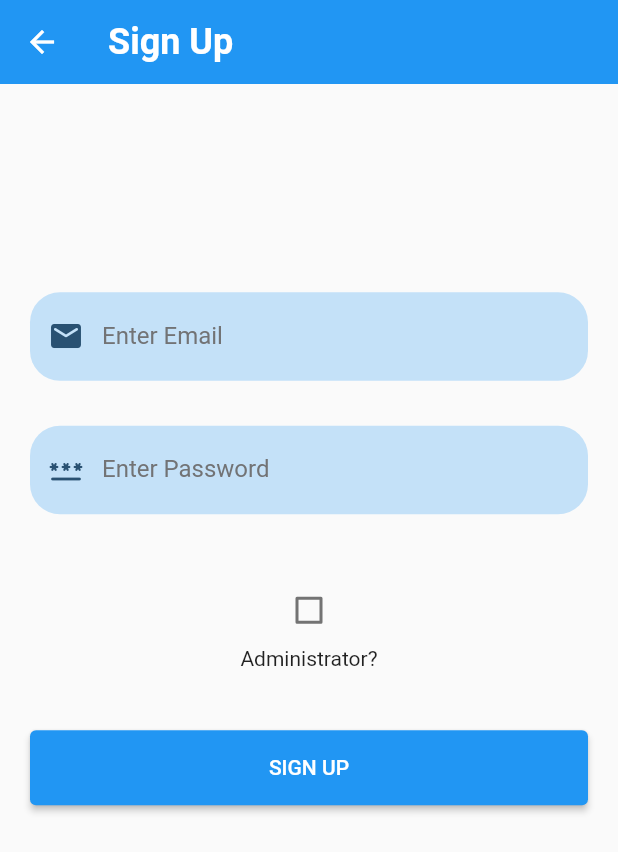
After one commit to CH1GU1/flutter-login-encrypted, a Flutter app: the screen it shows after launch, after a tap on "Sign Up", on a phone screen of 412 x 824 dp. The commit adds this screen. Shown: the top 852 px of the screen. Run offline on Flutter 3.47's test engine with Material 2 defaults, Android fonts, the phone set to English and light mode, and no system bars; missing offline and left inert: conduit_password_hash.

Commit message:
login and signup done

```diff
--- a/lib/presentation/screens/signin_screen.dart
+++ b/lib/presentation/screens/signin_screen.dart
@@ -1,7 +1,9 @@
 import 'package:flutter/material.dart';
+import 'package:login_encrypted/presentation/screens/signup_screen.dart';
 import 'package:login_encrypted/presentation/views/admin_view.dart';
 import 'package:login_encrypted/presentation/views/user_view.dart';
 
+import '../reusable_widget/reusable_widget.dart';
 
 class LoginForm extends StatefulWidget {
   const LoginForm({super.key});
@@ -34,15 +36,16 @@ class _LoginFormState extends State<LoginForm> {
                 style: TextStyle(fontFamily: 'Poppins', fontSize: 50),
               ),
               const Divider(
-                height: 15,
+                height: 20,
               ),
               const Text(
                 'Seguridad 2023-1',
-                style: TextStyle(fontFamily: 'Poppins', fontSize: 20),
+                style: TextStyle(
+                    fontFamily: 'Poppins', fontSize: 20, letterSpacing: 2),
               ),
               SizedBox(
                 width: 160,
-                height: 20,
+                height: 40,
                 child: Divider(
                   color: Colors.blueGrey[600],
                 ),
@@ -81,7 +84,7 @@ class _LoginFormState extends State<LoginForm> {
               const Divider(
                 height: 20,
               ),
-              const SizedBox(height: 30),
+              const SizedBox(height: 20),
               ClipRRect(
                 borderRadius: BorderRadius.circular(20),
                 child: Stack(
@@ -113,7 +116,8 @@ class _LoginFormState extends State<LoginForm> {
               ),
               const Divider(
                 height: 20,
-              )
+              ),
+              signUpOption()
             ],
           )
         ],
@@ -121,20 +125,64 @@ class _LoginFormState extends State<LoginForm> {
     );
   }
 
-  void _login() {
+  Row signUpOption() {
+    return Row(
+      mainAxisAlignment: MainAxisAlignment.center,
+      children: [
+        const Text("Dont have account?  ",
+            style: TextStyle(color: Colors.black87)),
+        GestureDetector(
+          onTap: () {
+            Navigator.push(context,
+                MaterialPageRoute(builder: (context) => const SignUpScreen()));
+          },
+          child: const Text("Sign Up",
+              style: TextStyle(
+                  color: Colors.black87, fontWeight: FontWeight.bold)),
+        )
+      ],
+    );
+  }
+
+  Future<void> _login() async {
+    final navigator = Navigator.of(context);
     // Verificar si las credenciales coinciden con las quemadas
     if (_email != '' && _password != '') {
-      // Navegar a la siguiente pantalla si las credenciales son correctas
-      if (_email == "admin" && _password == "admin1234") {
-        Navigator.push(
-            context, MaterialPageRoute(builder: (context) => const AdminView()));
-      }else if (_email == "julian" && _password == "juliancito"){
-        Navigator.push(
-            context, MaterialPageRoute(builder: (context) => const UserView()));
+      var resultado = await validarInicioSesion(_email, _password);
+      if (resultado.isNotEmpty) {
+        // Inicio de sesión exitoso
+        print("Inicio de sesión exitoso");
+        print("A LOGUEAR: $resultado");
+
+        if (resultado['rol'] == 'Admin') {
+          navigator.push(MaterialPageRoute(builder: (context) => const AdminView()));
+        } else if (resultado['rol'] == 'User') {
+          navigator.push(MaterialPageRoute(builder: (context) => const UserView()));
+        }
+      } else {
+        showDialog(
+          context: context,
+          builder: (BuildContext context) {
+            return AlertDialog(
+              title: const Text('Error de inicio de sesión'),
+              content:
+                  const Text('El usuario no existe o credenciales incorrectas'),
+              actions: [
+                TextButton(
+                  child: const Text('Aceptar'),
+                  onPressed: () {
+                    navigator.pop();
+                  },
+                ),
+              ],
+            );
+          },
+        );
       }
-      //Si es admin, ir a admin
-
-      //Si es otro, ir a otro
+      var map = await recuperarUsuarios();
+      var map2 = map.toString();
+      print("MAP: $map2");
+      //await eliminarArchivo();
     } else {
       // Mostrar un diálogo de error si las credenciales son incorrectas
       showDialog(
--- /dev/null
+++ b/lib/presentation/screens/signup_screen.dart
@@ -0,0 +1,101 @@
+import 'package:flutter/material.dart';
+import 'package:login_encrypted/presentation/reusable_widget/reusable_widget.dart';
+import 'package:login_encrypted/presentation/screens/signin_screen.dart';
+
+class SignUpScreen extends StatefulWidget {
+  const SignUpScreen({super.key});
+
+  @override
+  State createState() => _SignUpScreenState();
+}
+
+class _SignUpScreenState extends State<SignUpScreen> {
+  final TextEditingController _passwordTextController = TextEditingController();
+  final TextEditingController _emailTextController = TextEditingController();
+  bool isAdmin = false; // Variable para almacenar el estado del checkbox
+
+  @override
+  Widget build(BuildContext context) {
+    return Scaffold(
+      extendBodyBehindAppBar: true,
+      appBar: AppBar(
+        backgroundColor: Colors.blue[500],
+        elevation: 0,
+        title: const Text(
+          "Sign Up",
+          style: TextStyle(fontSize: 24, fontWeight: FontWeight.bold),
+        ),
+      ),
+      body: SizedBox(
+        width: MediaQuery.of(context).size.width,
+        height: MediaQuery.of(context).size.height,
+        child: SingleChildScrollView(
+          child: Padding(
+            padding: EdgeInsets.fromLTRB(
+                20, MediaQuery.of(context).size.height * 0.2, 20, 0),
+            child: Column(
+              children: <Widget>[
+                const SizedBox(
+                  height: 30,
+                ),
+                reusableTextField("Enter Email", Icons.email_rounded, false,
+                    _emailTextController),
+                const SizedBox(
+                  height: 30,
+                ),
+                reusableTextField("Enter Password", Icons.password_rounded,
+                    true, _passwordTextController),
+                const SizedBox(
+                  height: 40,
+                ),
+                Checkbox(
+                  value: isAdmin,
+                  onChanged: (value) {
+                    setState(() {
+                      isAdmin = value ?? false;
+                    });
+                  },
+                ),
+                const Text("Administrator?"),
+                const SizedBox(
+                  height: 30,
+                ),
+                Container(
+                  width: MediaQuery.of(context).size.width,
+                  height: 50,
+                  margin: const EdgeInsets.fromLTRB(0, 10, 0, 20),
+                  decoration:
+                      BoxDecoration(borderRadius: BorderRadius.circular(90)),
+                  child: ElevatedButton(
+                      onPressed: () async {
+                        final navigator = Navigator.of(context);
+                        await _register(_emailTextController,
+                            _passwordTextController, isAdmin);
+
+                        navigator.push(MaterialPageRoute(
+                                    builder: (context) => const LoginForm()));
+
+
+                      },
+                      child: const Text("SIGN UP")),
+                ),
+              ],
+            ),
+          ),
+        ),
+      ),
+    );
+  }
+}
+
+Future<void> _register(TextEditingController emailTextController,
+    TextEditingController passwordTextController, bool admin) async {
+  var email = emailTextController.text;
+  var password = passwordTextController.text;
+  var role = "Admin";
+  if (!admin) {
+    role = "User";
+  }
+
+  await generatePasswordHashComplete(password, role, email);
+}
--- a/lib/presentation/views/user_view.dart
+++ b/lib/presentation/views/user_view.dart
@@ -18,7 +18,7 @@ class _UserViewState extends State<UserView> {
         body: Center(
             child: Column(
           children: const [
-            Text("¡Bienvenido a Profile!",
+            Text("¡Bienvenido a User!",
                 textAlign: TextAlign.center,
                 style: TextStyle(fontFamily: 'Poppins', fontSize: 35))
           ],
```
Also changed, not shown: lib/presentation/reusable_widget/reusable_widget.dart (+141 -10 lines), pubspec.yaml (+10 -2 lines), lib/presentation/views/admin_view.dart (line endings or trailing spaces), pubspec.lock, 1 other file.
